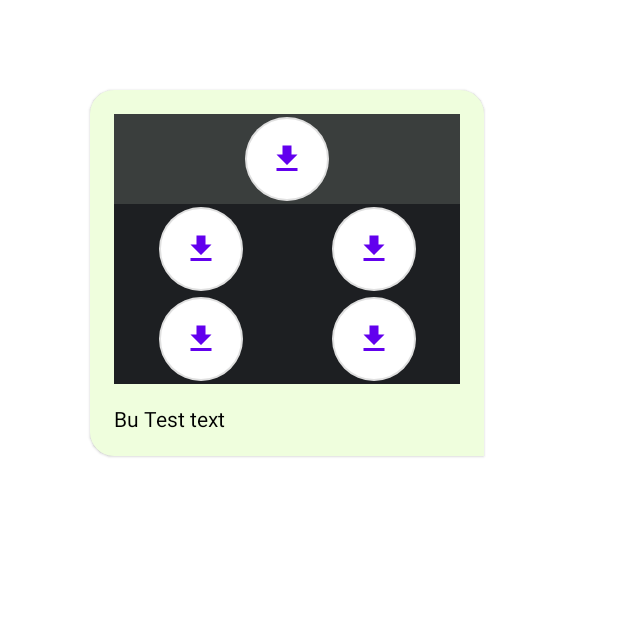
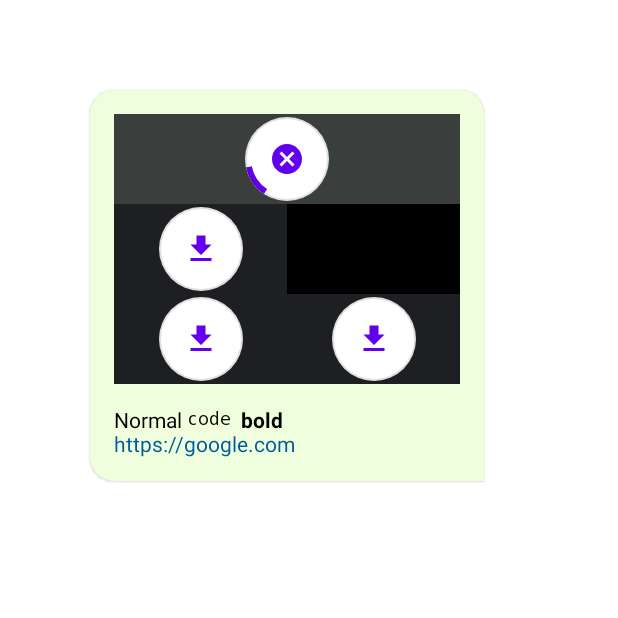
Before and after one commit to Mahmudxon/Telegram-UI-Clone, an Android app built with Jetpack Compose: the screen it shows after launch (PreviewActivity), on a phone screen of 412 x 824 dp, the top half of it. Run offline under Robolectric (Android 15) with nearby library versions, the phone set to English and light mode, and no system bars; our stand-ins replace Dagger/Hilt's generated code; pictures from the network do not load.

Commit message:
Fix Message

```diff
--- a/app/src/main/kotlin/uz/uniconsoft/messanger/presentation/PreviewActivity.kt
+++ b/app/src/main/kotlin/uz/uniconsoft/messanger/presentation/PreviewActivity.kt
@@ -1,9 +1,13 @@
 package uz.uniconsoft.messanger.presentation
 
 import android.os.Bundle
+import android.widget.Toast
 import androidx.activity.compose.setContent
 import androidx.appcompat.app.AppCompatActivity
-import androidx.compose.foundation.layout.*
+import androidx.compose.foundation.layout.Column
+import androidx.compose.foundation.layout.fillMaxSize
+import androidx.compose.foundation.layout.padding
+import androidx.compose.foundation.layout.width
 import androidx.compose.foundation.lazy.LazyColumn
 import androidx.compose.runtime.CompositionLocalProvider
 import androidx.compose.runtime.mutableStateOf
@@ -11,6 +15,7 @@ import androidx.compose.runtime.remember
 import androidx.compose.ui.Modifier
 import androidx.compose.ui.unit.dp
 import dagger.hilt.android.AndroidEntryPoint
+import okhttp3.internal.notify
 import uz.uniconsoft.messanger.business.domain.model.Attachment
 import uz.uniconsoft.messanger.business.domain.model.Message
 import uz.uniconsoft.messanger.presentation.component.OwnMessage
@@ -36,8 +41,10 @@ class PreviewActivity : AppCompatActivity() {
                 mutableStateOf<AttachmentState>(stateBlur)
             }
 
-            val photos =
-                listOf(
+
+
+            val photos = remember {
+                mutableListOf(
                     Attachment.Photo(
                         location = "",
                         thumbnail = "https://images.unsplash.com/photo-1510272940641-589fcd43e485?ixlib=rb-1.2.1&ixid=MnwxMjA3fDB8MHxwaG90by1wYWdlfHx8fGVufDB8fHx8&auto=format&fit=crop&w=987&q=80",
@@ -74,11 +81,15 @@ class PreviewActivity : AppCompatActivity() {
                         ratio = ""
                     ),
                 )
+            }
+
+            photos[0].state = AttachmentState.Downloading(128, 1024)
+            photos[2].state = AttachmentState.Downloaded
 
             val message = Message()
             message.type = Message.Type.TYPE_PHOTO
             message.attachment = photos
-            message.text = "Bu Test text"
+            message.text = "Normal `code`  *bold*   https://google.com"
 
             CompositionLocalProvider(LocalThemeManager provides themeManger) {
                 LazyColumn(modifier = Modifier.fillMaxSize())
@@ -89,7 +100,11 @@ class PreviewActivity : AppCompatActivity() {
                                 .width(460.dp)
                                 .padding(60.dp)
                         ) {
-                            OwnMessage(message = message)
+                            OwnMessage(message = message,
+                                attachmentClick = {
+                                    photos[photos.indexOf(it)].state = AttachmentState.Downloading(128, 1024)
+                                }
+                            )
                         }
                     }
                 }
--- a/app/src/main/kotlin/uz/uniconsoft/messanger/presentation/component/Message.kt
+++ b/app/src/main/kotlin/uz/uniconsoft/messanger/presentation/component/Message.kt
@@ -135,7 +135,7 @@ fun MessagePhotoItem(photo: Attachment.Photo, click: (() -> Unit)) {
         }
         is AttachmentState.Downloaded -> {
             AsyncImage(
-                model = LocalFileManager.current.getAttachmentDownloadedPath(photo),
+                model =   photo.thumbnail, // LocalFileManager.current.getAttachmentDownloadedPath(photo),
                 contentDescription = null,
                 modifier = Modifier.fillMaxWidth(),
                 contentScale = ContentScale.FillWidth
@@ -180,7 +180,11 @@ fun MessagePhotoItems(images: List<Attachment.Photo>, click: (Attachment.Photo)
 }
 
 @Composable
-fun MessageContent(message: Message, theme: Theme) {
+fun MessageContent(
+    message: Message, theme: Theme,
+    annotationClick: ((annotationTag: String, annotationItem: String) -> Unit),
+    attachmentClick: ((attachment: Attachment) -> Unit)
+) {
     Column(
         modifier = Modifier
             .fillMaxWidth()
@@ -189,26 +193,24 @@ fun MessageContent(message: Message, theme: Theme) {
         when (message.type) {
             Message.Type.TYPE_PHOTO -> {
                 val photos = message.attachment.map { it as Attachment.Photo }
-                MessagePhotoItems(images = photos)
-                {
-
-                }
+                MessagePhotoItems(images = photos, click = attachmentClick)
             }
         }
 
         if (message.type != Message.Type.TYPE_TEXT)
             Spacer(modifier = Modifier.height(16.dp))
 
-        TextMessageContent(message = message, theme = theme)
-        { _, _ ->
-
-        }
+        TextMessageContent(message = message, theme = theme, onClick = annotationClick)
     }
 }
 
 
 @Composable
-fun OwnMessage(message: Message) {
+fun OwnMessage(
+    message: Message,
+    annotationClick: ((annotationTag: String, annotationItem: String) -> Unit) = { _, _ -> },
+    attachmentClick: ((attachment: Attachment) -> Unit) = {}
+) {
     val theme = LocalThemeManager.current.currentTheme.value
     Row(
         modifier = Modifier.fillMaxWidth(),
@@ -223,7 +225,12 @@ fun OwnMessage(message: Message) {
                 bottomStart = 16.dp,
             )
         ) {
-            MessageContent(message = message, theme = theme)
+            MessageContent(
+                message = message,
+                theme = theme,
+                annotationClick = annotationClick,
+                attachmentClick = attachmentClick
+            )
         }
     }
 }
```
Also changed, not shown: app/src/main/AndroidManifest.xml (+4 -4 lines).
